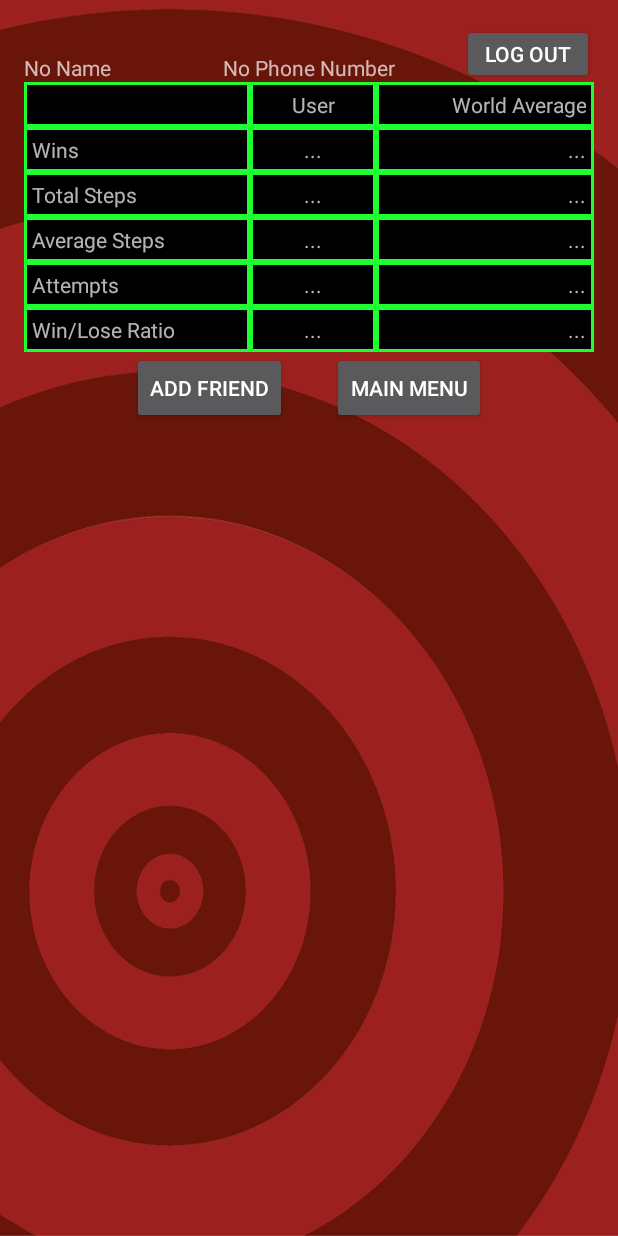
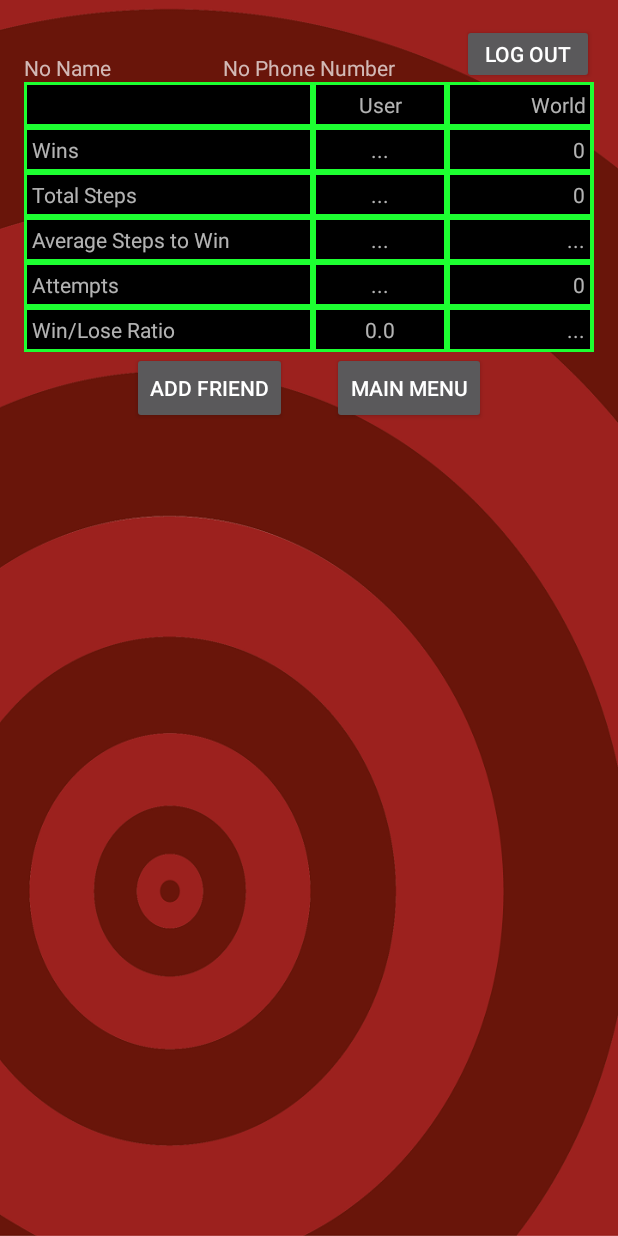
Before and after one commit to EthanShimooka/WikiRacers, an Android app: the UserPage screen opened directly, with no data from a screen before it, on a phone screen of 412 x 824 dp. Run offline under Robolectric (Android 15) with nearby library versions, the light colour scheme and no system bars; 15 statements that could not run were skipped.

Commit message:
did some work on user stats, and a bit of global

```diff
--- a/app/src/main/java/wikiracers/wikiracers/UserPage.java
+++ b/app/src/main/java/wikiracers/wikiracers/UserPage.java
@@ -12,13 +12,25 @@ import android.app.ProgressDialog;
 import android.content.DialogInterface;
 import android.content.Intent;
 import android.os.Bundle;
+import android.util.Log;
 import android.view.View;
 import android.widget.LinearLayout;
 import android.widget.TextView;
+import android.widget.Toast;
 
+import com.parse.FindCallback;
+import com.parse.ParseObject;
+import com.parse.ParseQuery;
 import com.parse.ParseUser;
 
+import java.text.ParseException;
+import java.util.List;
+
 public class UserPage extends Activity {
+
+    Integer worldAttempts = 0;
+    Integer worldWins = 0;
+    Integer worldMoves = 0;
 
     @Override
     protected void onCreate(Bundle savedInstanceState) {
@@ -30,8 +42,11 @@ public class UserPage extends Activity {
         String name = currentUser.getString("name");
         String email = currentUser.getString("email");
         String phone = currentUser.getString("phone");
+        Integer attempts = currentUser.getInt("numAttemptedGames");
         Integer totalWins = currentUser.getInt("numFinishedGames");
         Integer totalSteps = currentUser.getInt("numTotalSteps");
+
+        //global stats
 
         TextView usernameTextView=(TextView)findViewById(R.id.username);
         usernameTextView.setText(username);
@@ -45,16 +60,39 @@ public class UserPage extends Activity {
             TextView phoneTextView = (TextView) findViewById(R.id.phone);
             phoneTextView.setText(phone);
         }
+
+        //moves
         TextView totalStep = (TextView) findViewById(R.id.total_steps);
         totalStep.setText(totalSteps.toString());
+        TextView worldMovesView = (TextView) findViewById(R.id.world_moves);
+        worldMovesView.setText(worldMoves.toString());
+
+        //wins
         TextView totalWinsView = (TextView) findViewById(R.id.num_wins);
         totalWinsView.setText(totalWins.toString());
+        TextView worldWinsView = (TextView) findViewById(R.id.world_wins);
+        worldWinsView.setText(worldWins.toString());
+
+        //avg moves
         TextView avgStepsView = (TextView) findViewById(R.id.avg_steps);
         if(totalSteps == 0){avgStepsView.setText("0");}
         else{
             double avgSteps = totalSteps.doubleValue()/totalWins.doubleValue();
+            avgSteps = (double)Math.round(avgSteps * 100) / 100;
             avgStepsView.setText(String.valueOf(avgSteps));
         }
+
+        //attempts
+        TextView attemptsView = (TextView) findViewById(R.id.attempts);
+        attemptsView.setText(attempts.toString());
+        TextView worldAttemptsView = (TextView) findViewById(R.id.world_attempts);
+        worldAttemptsView.setText(worldAttempts.toString());
+
+        //WLR
+        double WLR = totalWins.doubleValue()/attempts.doubleValue();
+        WLR = (double)Math.round(WLR * 100) / 100;
+        TextView WLRView = (TextView) findViewById(R.id.WLR);
+        WLRView.setText(String.valueOf(WLR));
         //logout button
         findViewById(R.id.logout_button).setOnClickListener(new View.OnClickListener() {
             public void onClick(View view) {
--- a/app/src/main/res/layout/user_page.xml
+++ b/app/src/main/res/layout/user_page.xml
@@ -92,7 +92,8 @@
                 android:gravity="end"
                 android:padding="3dip"
                 android:layout_margin="2dp"
-                android:background="#000000"/>
+                android:background="#000000"
+                android:id="@+id/world_wins"/>
         </TableRow>
 
         <TableRow>
@@ -113,7 +114,8 @@
                 android:gravity="end"
                 android:padding="3dip"
                 android:layout_margin="2dp"
-                android:background="#000000"/>
+                android:background="#000000"
+                android:id="@+id/world_moves"/>
         </TableRow>
 
         <TableRow>
@@ -149,13 +151,15 @@
                 android:gravity="center"
                 android:padding="3dip"
                 android:layout_margin="2dp"
-                android:background="#000000"/>
+                android:background="#000000"
+                android:id="@+id/attempts"/>
             <TextView
                 android:text="@string/dot_dot_dot"
                 android:gravity="end"
                 android:padding="3dip"
                 android:layout_margin="2dp"
-                android:background="#000000"/>
+                android:background="#000000"
+                android:id="@+id/world_attempts"/>
         </TableRow>
 
         <TableRow>
@@ -169,7 +173,8 @@
                 android:gravity="center"
                 android:padding="3dip"
                 android:layout_margin="2dp"
-                android:background="#000000"/>
+                android:background="#000000"
+                android:id="@+id/WLR"/>
             <TextView
                 android:text="@string/dot_dot_dot"
                 android:gravity="end"
--- a/app/src/main/res/values/strings.xml
+++ b/app/src/main/res/values/strings.xml
@@ -30,7 +30,7 @@
     <string name="WLR_text">Win/Lose Ratio</string>
     <string name="wins_text">Wins</string>
     <string name="user_text">User</string>
-    <string name="world_average_text">World Average</string>
+    <string name="world_average_text">World</string>
     <string name="add_friend_text">Add Friend</string>
     <string name="dot_dot_dot">...</string>
     <string name="original_phone_string">No Phone Number</string>
@@ -38,6 +38,6 @@
     <string name="original_email_text">email</string>
     <string name="original_username_text">username</string>
     <string name="total_steps_text">Total Steps</string>
-    <string name="average_steps_text">Average Steps</string>
+    <string name="average_steps_text">Average Steps to Win</string>
 
 </resources>
```
Also changed, not shown: app/src/main/java/wikiracers/wikiracers/Util.java (+21 -1 lines), app/src/main/java/wikiracers/wikiracers/WebBrowser.java (+3 -8 lines).
